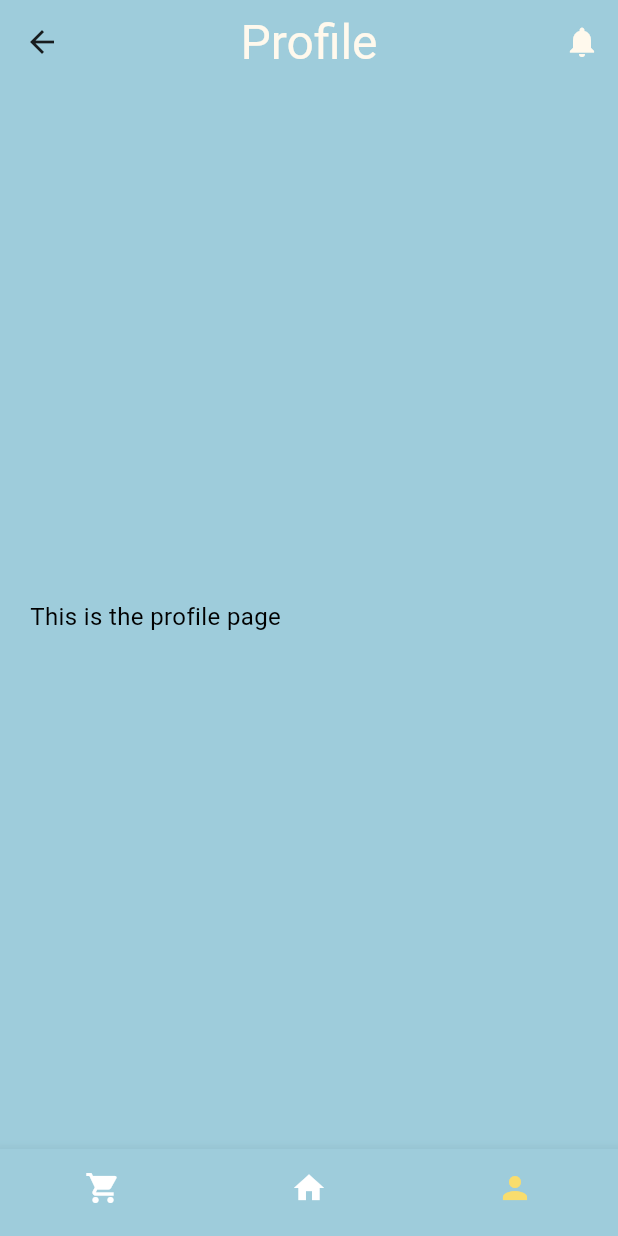
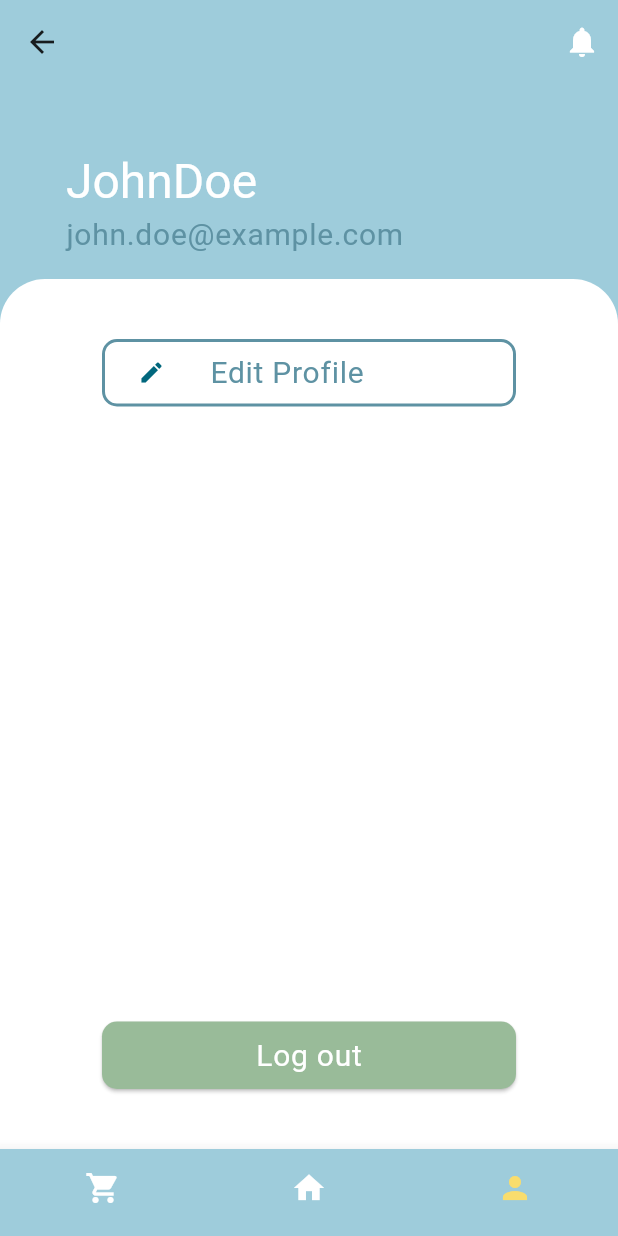
Before and after one commit to Ntckx/MyFridge, a Flutter app: the ProfilePage screen opened by its route, on a phone screen of 412 x 824 dp. Run offline on Flutter 3.47's test engine with Material 3 defaults, Android fonts, the phone set to English and light mode, and no system bars; our stand-ins replace flutter_slidable, go_router, google_fonts; Roboto replaces fonts that are missing (Itim).

Commit message:
[NEW] Update new color & profile & ....
กู้กลับมาได้แล้ววววว น้ามตาจิไหลลล

```diff
--- a/Frontend/lib/routes/router.dart
+++ b/Frontend/lib/routes/router.dart
@@ -4,6 +4,7 @@ import 'package:myfridgeapp/screens/shopping_list_page.dart';
 import 'package:myfridgeapp/screens/home_page.dart';
 import 'package:myfridgeapp/screens/profile_page.dart';
 import 'package:myfridgeapp/screens/notification_page.dart';
+import 'package:myfridgeapp/screens/edit_profile_page.dart';
 
 final GoRouter router = GoRouter(
   routes: <RouteBase>[
@@ -14,6 +15,7 @@ final GoRouter router = GoRouter(
         GoRoute(path: "shoppinglist", builder: (context, state) => const ShoppingListPage()),
         GoRoute(path: "profile", builder: (context, state) => const ProfilePage()),
         GoRoute(path: "notifications", builder: (context, state) => const NotificationPage()),
+        GoRoute(path: "editprofile", builder: (context, state) => const EditProfilePage()),
       ],
     ),
   ],
--- a/Frontend/lib/screens/profile_page.dart
+++ b/Frontend/lib/screens/profile_page.dart
@@ -2,24 +2,145 @@ import 'package:flutter/material.dart';
 import 'package:myfridgeapp/widget/navbar.dart';
 import 'package:myfridgeapp/widget/custom_appbar.dart';
 import 'package:myfridgeapp/widget/wrapper.dart';
+import 'package:myfridgeapp/theme/color_theme.dart';
+import 'package:go_router/go_router.dart';
 
-class ProfilePage extends StatelessWidget {
+class ProfilePage extends StatefulWidget {
   const ProfilePage({super.key});
 
   @override
+  _ProfilePageState createState() => _ProfilePageState();
+}
+
+class _ProfilePageState extends State<ProfilePage> {
+  late String username;
+  late String email;
+
+  @override
+  void initState() {
+    super.initState();
+    fetchUserData();
+  }
+
+  void fetchUserData() {
+    // Simulate fetching data from a backend
+    Map<String, String> userData = getMockUserData();
+    setState(() {
+      username = userData['username']!;
+      email = userData['email']!;
+    });
+  }
+
+  Map<String, String> getMockUserData() {
+    // Mock user data
+    return {
+      'username': 'JohnDoe',
+      'email': 'john.doe@example.com',
+    };
+  }
+
+  @override
   Widget build(BuildContext context) {
-    return const Scaffold(
-      appBar: CustomAppBar(
-        title: 'Profile',
+    String username = this.username;
+    String email = this.email;
+
+    return Scaffold(
+      appBar: const CustomAppBar(
+        title: '',
       ),
-      bottomNavigationBar: BottomNav(path: "/profile"),
-      body: Wrapper(
-        child: Column(
-          mainAxisAlignment: MainAxisAlignment.center,
-          children: [
-            Text("This is the profile page"),
-          ],
-        ),
+      bottomNavigationBar: const BottomNav(path: "/profile"),
+      body: Stack(
+        children: [
+          Wrapper(
+            child: SizedBox(
+              width: double.infinity,
+              height: double.infinity,
+              child: Padding(
+                padding: const EdgeInsets.all(24.0),
+                child: Column(
+                  crossAxisAlignment: CrossAxisAlignment.start,
+                  children: [
+                    Text(
+                      username,
+                      style:
+                          Theme.of(context).textTheme.headlineMedium!.copyWith(
+                                color: AppColors.white,
+                              ),
+                    ),
+                    Text(
+                      email,
+                      style: Theme.of(context).textTheme.bodyLarge!.copyWith(
+                            color: AppColors.darkblue,
+                          ),
+                    ),
+                  ],
+                ),
+              ),
+            ),
+          ),
+          Align(
+            alignment: Alignment.bottomCenter,
+            child: Container(
+              margin: const EdgeInsets.only(top: 130),
+              decoration: const BoxDecoration(
+                color: AppColors.white,
+                borderRadius: BorderRadius.vertical(
+                  top: Radius.circular(30),
+                ),
+              ),
+              child: Wrapper(
+                child: Padding(
+                  padding: const EdgeInsets.fromLTRB(48, 20, 48, 20),
+                  child: Column(
+                    crossAxisAlignment: CrossAxisAlignment.start,
+                    children: [
+                      SizedBox(
+                        height: 45,
+                        width: double.infinity,
+                        child: OutlinedButton(
+                          onPressed: () => context.go("/editprofile"),
+                          child: Row(
+                            children: [
+                              Icon(Icons.edit),
+                              SizedBox(width: 30),
+                              Text(
+                                'Edit Profile',
+                                style: Theme.of(context)
+                                    .textTheme
+                                    .bodyLarge!
+                                    .copyWith(
+                                      color: AppColors.darkblue,
+                                    ),
+                              ),
+                            ],
+                          ),
+                        ),
+                      ),
+                      Spacer(),
+                      SizedBox(
+                        height: 45,
+                        width: double.infinity,
+                        child: ElevatedButton(
+                          onPressed: () {},
+                          style: ElevatedButton.styleFrom(
+                            backgroundColor: AppColors.green,
+                          ),
+                          child: Text(
+                            'Log out',
+                            style:
+                                Theme.of(context).textTheme.bodyLarge!.copyWith(
+                                      color: AppColors.white,
+                                    ),
+                          ),
+                        ),
+                      ),
+                    ],
+                  ),
+                ),
+              ),
+            ),
+          ),
+        ],
       ),
     );
   }
--- a/Frontend/lib/theme/color_theme.dart
+++ b/Frontend/lib/theme/color_theme.dart
@@ -9,8 +9,8 @@ class AppColors {
   static const cream = Color(0xFFFFF9ED);
   static const red = Color(0xFFB75050);
   // static const darkGreen = Color(0xFF00983D);
-  // static const green = Color(0xFF61D84D);
-  // static const grey = Color(0xFFE8E8E8);
+  static const green = Color(0xFF99BB99);
+  static const grey = Color(0xFFF5F5F5);
   // static const darkGrey = Color(0xFF5F5F5F);
   static const black = Color(0xFF000000);
   static const lightGrey = Color(0xFFE8E8E8);
--- a/Frontend/lib/theme/custom_theme.dart
+++ b/Frontend/lib/theme/custom_theme.dart
@@ -1,6 +1,6 @@
 import 'package:flutter/material.dart';
-import 'package:flutter/widgets.dart';
 import 'color_theme.dart';
+import 'package:google_fonts/google_fonts.dart';
 
 class CustomTheme {
   static ThemeData get customTheme {
@@ -11,7 +11,9 @@ class CustomTheme {
     colorScheme: ColorScheme.fromSeed(
         seedColor: AppColors.darkblue, brightness: Brightness.light),
     useMaterial3: true,
-    fontFamily: "Itim",
+    fontFamily: GoogleFonts.itim().fontFamily,
+
+    // fontFamily: "Itim",
     scaffoldBackgroundColor: AppColors.blue,
     primaryColor: AppColors.darkblue,
     elevatedButtonTheme: ElevatedButtonThemeData(
@@ -36,10 +38,10 @@ class CustomTheme {
     outlinedButtonTheme: OutlinedButtonThemeData(
         style: ButtonStyle(
       backgroundColor: MaterialStateProperty.all<Color>(
-        AppColors.cream,
+        AppColors.white,
       ),
       side: MaterialStateProperty.all<BorderSide>(
-        BorderSide(color: AppColors.darkblue, width: 1),
+        const BorderSide(color: AppColors.darkblue, width: 2),
       ),
       shape: MaterialStatePropertyAll(RoundedRectangleBorder(
         borderRadius: BorderRadius.circular(10),
@@ -56,18 +58,20 @@ class CustomTheme {
       shape: RoundedRectangleBorder(
         borderRadius: BorderRadius.all(Radius.circular(20)),
       ),
-      backgroundColor: AppColors.cream,
+      backgroundColor: AppColors.white,
       titleTextStyle: TextStyle(
         fontWeight: FontWeight.w600,
         fontSize: 32,
-        color: AppColors.black,
+        color: AppColors.darkblue,
         fontFamily: 'Itim',
       ),
+      elevation: 0,
     ),
     checkboxTheme: CheckboxThemeData(
-        fillColor: MaterialStateProperty.all<Color>(AppColors.cream),
-        checkColor: MaterialStateProperty.all<Color>(AppColors.black),
+        fillColor: MaterialStateProperty.all<Color>(AppColors.blue),
+        checkColor: MaterialStateProperty.all<Color>(AppColors.white),
         side: const BorderSide(color: Colors.transparent)),
+
 
     textTheme: const TextTheme(
       headlineLarge: TextStyle(fontSize: 50, color: AppColors.black),
@@ -81,6 +85,7 @@ class CustomTheme {
     inputDecorationTheme: const InputDecorationTheme(
       border: OutlineInputBorder(
         borderRadius: BorderRadius.all(Radius.circular(10)),
+        borderSide: BorderSide(color: AppColors.darkblue),
       ),
       labelStyle: TextStyle(
         color: AppColors.darkblue,
@@ -88,7 +93,7 @@ class CustomTheme {
       hintStyle: TextStyle(
         color: AppColors.darkblue,
       ),
-      fillColor: AppColors.cream,
+      fillColor: AppColors.grey,
       filled: true,
     ),
 
--- a/Frontend/lib/widget/custom_appbar.dart
+++ b/Frontend/lib/widget/custom_appbar.dart
@@ -15,14 +15,14 @@ class CustomAppBar extends StatelessWidget implements PreferredSizeWidget {
         style: Theme.of(context)
             .textTheme
             .headlineMedium!
-            .copyWith(color: AppColors.cream),
+            .copyWith(color: AppColors.white),
       ),
       actions: [
         IconButton(
           onPressed: () {
             GoRouter.of(context).go('/notifications');
           },
-          icon: const Icon(Icons.notifications, color: AppColors.cream),
+          icon: const Icon(Icons.notifications, color: AppColors.white),
         ),
       ],
       backgroundColor: AppColors.blue,
--- a/Frontend/lib/widget/dialog_box.dart
+++ b/Frontend/lib/widget/dialog_box.dart
@@ -32,7 +32,6 @@ class DialogBox extends StatelessWidget {
                   "Create list",
                   style: Theme.of(context).textTheme.headlineMedium!.copyWith(
                         color: AppColors.darkblue,
-                        fontWeight: FontWeight.bold,
                       ),
                 ),
                 const SizedBox(height: 20),
@@ -77,6 +76,9 @@ class DialogBox extends StatelessWidget {
                   children: [
                     OutlinedButton(
                       onPressed: onCanceled,
+                      style: OutlinedButton.styleFrom(
+                        side: const BorderSide(width: 1),
+                      ),
                       child: const Text('Cancel'),
                     ),
                     ElevatedButton(
--- a/Frontend/lib/widget/wrapper.dart
+++ b/Frontend/lib/widget/wrapper.dart
@@ -12,7 +12,8 @@ class Wrapper extends StatelessWidget {
             maxWidth: 576, minHeight: MediaQuery.of(context).size.height),
         child: Align(
           alignment: Alignment.topLeft,
-          child: Padding(
+          child: Container(
+          // child: Padding(
             padding: const EdgeInsets.all(20.0),
             child: child,
           ),
--- a/Frontend/pubspec.yaml
+++ b/Frontend/pubspec.yaml
@@ -60,7 +60,9 @@ flutter:
   # included with your application, so that you can use the icons in
   # the material Icons class.
   uses-material-design: true
-
+  assets:
+    - assets/BlueBG.png
+    - assets/LogoMyFridge.png
   # To add assets to your application, add an assets section, like this:
   # assets:
   #   - images/a_dot_burr.jpeg
```
Also changed, not shown: Frontend/lib/screens/edit_profile_page.dart (added, +80 -0 lines), Frontend/lib/screens/shopping_list_page.dart (+19 -9 lines), Frontend/lib/widget/items_tile.dart (+10 -6 lines), Frontend/assets/BlueBG.png (added), Frontend/assets/LogoMyFridge.png (added).
